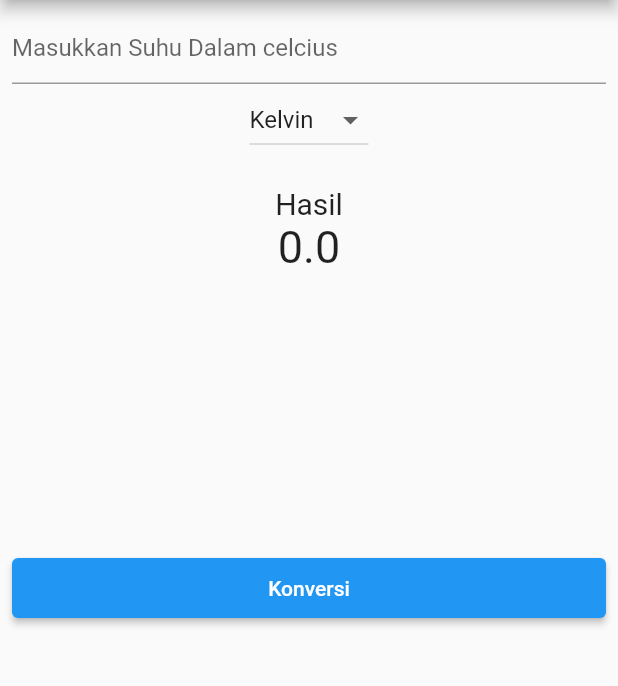
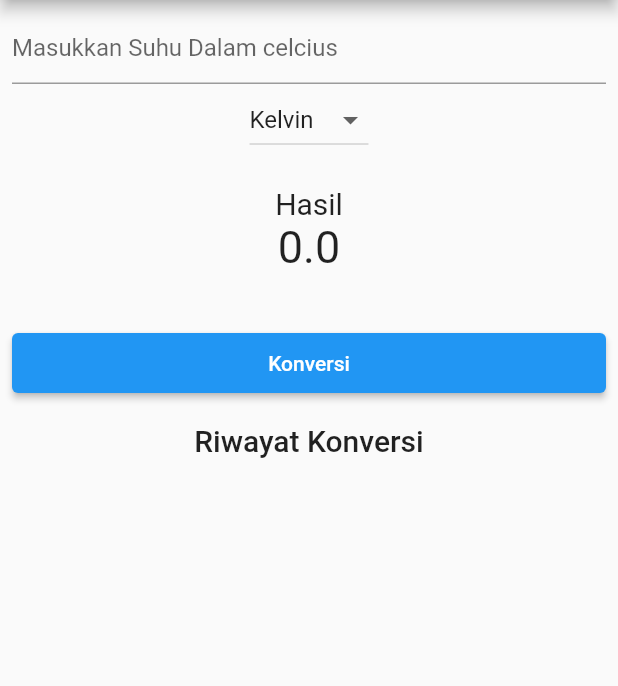
Before and after one commit to Atmayanti/flutter_temperature_converter, a Flutter app: the screen it shows after launch, on a phone screen of 412 x 824 dp, the part 84-770 px from its top. Run offline on Flutter 3.47's test engine with Material 2 defaults, Android fonts, the phone set to English and light mode, and no system bars.

Commit message:
add history of conversion

```diff
--- /dev/null
+++ b/lib/components/listHistory.dart
@@ -0,0 +1,25 @@
+import 'package:flutter/material.dart';
+
+class listHistory extends StatelessWidget {
+  const listHistory({
+    Key? key,
+    required this.listViewItem,
+  }) : super(key: key);
+  final List listViewItem;
+
+  @override
+  Widget build(BuildContext context) {
+    return ListView(
+      shrinkWrap: true,
+      children: listViewItem.map((value) {
+        return Container(
+          margin: const EdgeInsets.all(10),
+          child: Text(
+            value.toString(),
+            style: const TextStyle(fontSize: 20),
+          ),
+        );
+      }).toList(),
+    );
+  }
+}
--- a/lib/main.dart
+++ b/lib/main.dart
@@ -1,6 +1,7 @@
 import 'package:flutter/material.dart';
 import 'package:flutter/services.dart';
 import 'components/result.dart';
+import 'components/listHistory.dart';
 
 void main() {
   runApp(MyApp());
@@ -18,6 +19,7 @@ class _MyAppState extends State<MyApp> {
   TextEditingController controllerInput = new TextEditingController();
   String _newValue = "Kelvin";
   double hasil = 0;
+  List<String> listViewItem = <String>[];
 
   void _konversi() {
     setState(() {
@@ -55,22 +57,24 @@ class _MyAppState extends State<MyApp> {
                 inputFormatters: [FilteringTextInputFormatter.digitsOnly],
               ),
               DropdownButton<String>(
-                items: listItem.map((String value){
+                items: listItem.map((String value) {
                   return DropdownMenuItem<String>(
-                  value: value,
-                  child: Text(value),);
+                    value: value,
+                    child: Text(value),
+                  );
                 }).toList(),
                 value: _newValue,
                 onChanged: (String? changeValue) {
                   setState(() {
-                  _newValue = changeValue.toString();
+                    _newValue = changeValue.toString();
                   });
                   _konversi();
+                  listViewItem.add('$_newValue: $hasil');
                 },
               ),
               result(hasil: hasil),
               Container(
-                margin: EdgeInsets.only(top: 170),
+                margin: EdgeInsets.only(top: 20, bottom: 20),
                 width: 1000,
                 height: 40,
                 child: ElevatedButton(
@@ -79,7 +83,17 @@ class _MyAppState extends State<MyApp> {
                   },
                   child: Text('Konversi'),
                 ),
-              )
+              ),
+              const Center(
+                child: Text(
+                  'Riwayat Konversi',
+                  style: TextStyle(
+                    fontSize: 20,
+                    fontWeight: FontWeight.w500,
+                  ),
+                ),
+              ),
+              Expanded(child: listHistory(listViewItem: listViewItem))
             ],
           ),
         ),
```
